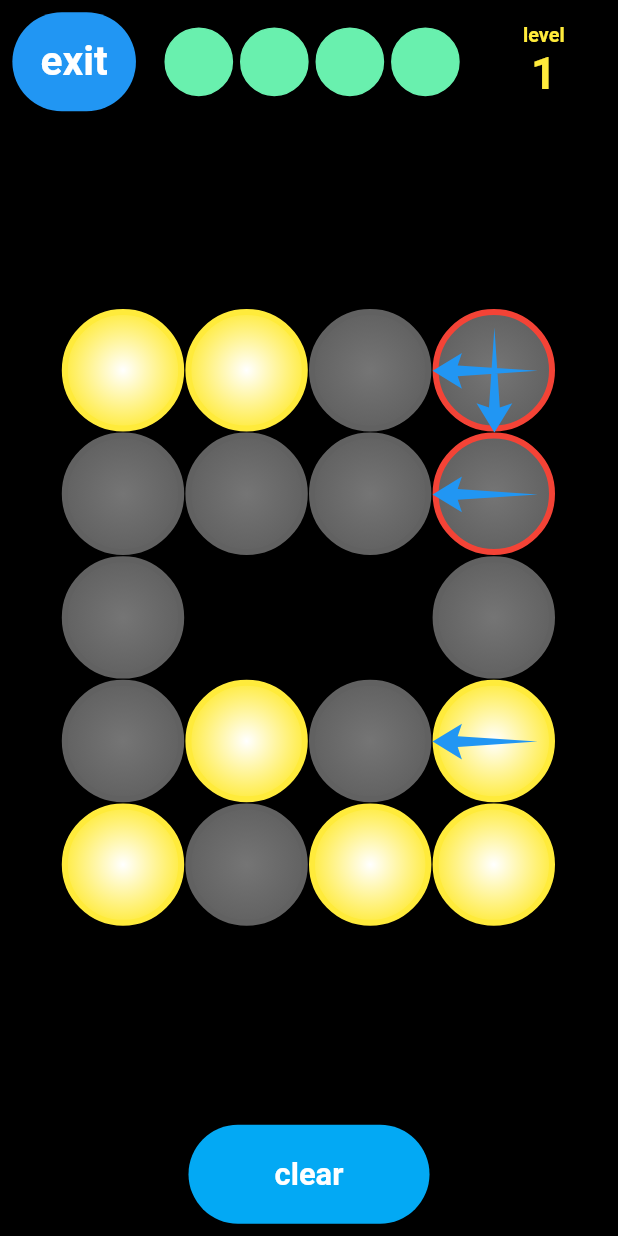
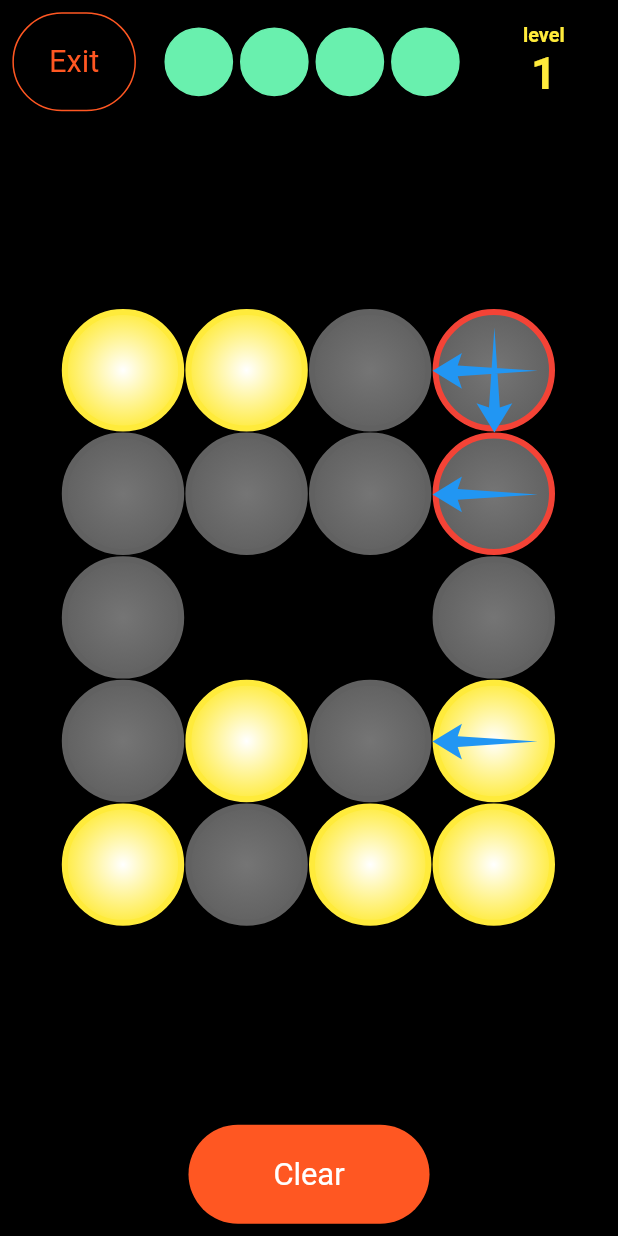
Before and after one commit to OrwellPuppy/Blinky_Bulb, a Flutter app: the screen it shows after launch, after a tap on "PROGRESSION", on a phone screen of 412 x 824 dp. Run offline on Flutter 3.47's test engine with Material 2 defaults, Android fonts, the light colour scheme and no system bars; our stand-ins replace shared_preferences; Roboto replaces fonts that are missing (roboto).

Commit message:
Worked on button styling

```diff
--- a/lib/bbgame.dart
+++ b/lib/bbgame.dart
@@ -39,7 +39,7 @@ class GameScreen extends StatelessWidget {
           double clueButtonWidth = constraints.maxWidth * .2;
           double sidePads = constraints.maxWidth * .02;
 
-          //text seize for 'back button' popup
+          //text size for 'back button' popup
           double textSizer =
               math.min(getHeight(context) * .01, getWidth(context) * .01);
           double largeFontSize = textSizer * 4 + 6;
@@ -132,17 +132,26 @@ class GameScreen extends StatelessWidget {
                                         mainAxisAlignment:
                                             MainAxisAlignment.spaceBetween,
                                         children: [
-                                          new MyButton(
-                                              exitButtonWidth,
-                                              1,
-                                              'exit',
-                                              topSize * .33,
-                                              0,
-                                              horzPads,
-                                              buttonTopPad,
-                                              buttonTopPad, () {
-                                            rMod.exitButtonAction(context);
-                                          }, false),
+                                          new Padding(
+                                              padding: EdgeInsets.only(
+                                                  left: 0,
+                                                  top: buttonTopPad,
+                                                  right: horzPads,
+                                                  bottom: buttonTopPad),
+                                              child: TextButton(
+                                                  style: TextButton.styleFrom(
+                                                    minimumSize: Size.fromWidth(
+                                                        exitButtonWidth),
+                                                    textStyle: TextStyle(
+                                                        fontSize: topSize / 4,
+                                                        fontWeight:
+                                                            FontWeight.w400),
+                                                  ),
+                                                  onPressed: () {
+                                                    rMod.exitButtonAction(
+                                                        context);
+                                                  },
+                                                  child: Text('Exit'))),
                                           Consumer<RoundModel>(
                                               builder: (context, upMod, child) {
                                             return SelectionsCounter(
@@ -220,35 +229,35 @@ class GameScreen extends StatelessWidget {
                                           MainAxisAlignment.spaceEvenly,
                                       children: [
                                         BottomButton(
-                                            topSize,
                                             clueButtonWidth,
                                             buttonTopPad,
                                             rMod.triggerClue,
-                                            'clue',
+                                            'Clue',
                                             true,
                                             upMod.clueA,
                                             'clueA',
-                                            upMod.clueARelease),
+                                            upMod.clueARelease,
+                                            topSize / 4),
                                         BottomButton(
-                                            topSize,
                                             clearButtonWidth,
                                             buttonTopPad,
                                             rMod.clearSelections,
-                                            'clear',
+                                            'Clear',
                                             true,
                                             true,
                                             'clear',
-                                            true),
+                                            true,
+                                            topSize / 4),
                                         BottomButton(
-                                            topSize,
                                             clueButtonWidth,
                                             buttonTopPad,
                                             rMod.triggerClue,
-                                            'clue',
+                                            'Clue',
                                             true,
                                             upMod.clueB,
                                             'clueB',
-                                            upMod.clueBRelease),
+                                            upMod.clueBRelease,
+                                            topSize / 4),
                                       ]);
                                 })))
                       ]))));
@@ -342,7 +351,6 @@ class SelectionsCounter extends StatelessWidget {
 }
 
 class BottomButton extends StatelessWidget {
-  final double height;
   final double width;
   final double buttPad;
   final Function runFunction;
@@ -353,9 +361,18 @@ class BottomButton extends StatelessWidget {
   final bool isEnabled;
   final String buttonID;
   final bool released;
+  final double bFontSize;
   static const double spacerPercent = 0.1; //percent of diameter
-  BottomButton(this.height, this.width, this.buttPad, this.runFunction,
-      this.bText, this.isVisible, this.isEnabled, this.buttonID, this.released);
+  BottomButton(
+      this.width,
+      this.buttPad,
+      this.runFunction,
+      this.bText,
+      this.isVisible,
+      this.isEnabled,
+      this.buttonID,
+      this.released,
+      this.bFontSize);
   @override
   Widget build(BuildContext context) {
     Widget customButton = Padding(
@@ -365,24 +382,22 @@ class BottomButton extends StatelessWidget {
           opacity: released ? 1 : 0,
           duration: const Duration(milliseconds: 600),
           child: ElevatedButton(
+            style: TextButton.styleFrom(
+                minimumSize: Size.fromWidth(width),
+                textStyle: TextStyle(fontSize: bFontSize)),
             onPressed: isEnabled
                 ? () {
                     runFunction(buttonID);
                   }
                 : null,
-              child: SizedBox(
-                  width: width,
-                  child: Center(
             child: Text(
               bText,
               style: TextStyle(
                 fontFamily: 'roboto',
-                        fontSize: height / 4,
-                        fontWeight: FontWeight.w600,
                 color: Colors.white,
               ),
             ),
-                  )))),
+          )),
     );
     return customButton;
   }
@@ -1492,12 +1507,10 @@ class RoundModel extends ChangeNotifier {
 }
 //*****************
 
-//make the clue button unavailable color match that of the submit button
-
-//convert all RawMaterialButtons to non-obsolete version
-//--make button styles uniform, including capitalization, color, etc
-//--go through and make all colors global or figure out theme colors?
-//--on win dialogue, make "save exit" smaller type button?
+//still need to fix/revise the Submit button for high scores to a ElevatedButton
+//make the clue button unavailable outline color still visible/standardized
+
+//on the main menu, make the win streak and level labels only show up if they're not =0
 
 //timer aesthetics
 //fix all the scope issues of provider
--- a/lib/main.dart
+++ b/lib/main.dart
@@ -21,12 +21,27 @@ void main() {
         title: 'Blinky Bulb',
         theme: ThemeData(
           primaryColor: Colors.pink,
+
           elevatedButtonTheme: ElevatedButtonThemeData(
               style: ElevatedButton.styleFrom(
+            textStyle: TextStyle(fontFamily: 'roboto'),
             padding: EdgeInsets.symmetric(horizontal: 0, vertical: 0),
             shape:
                 RoundedRectangleBorder(borderRadius: BorderRadius.circular(80)),
-            primary: Colors.lightBlue, // background color
+            primary: shadeA, // background color
+            onPrimary: Colors.white,
+            //textStyle:TextStyle(fontSize: 20, fontStyle: FontStyle.italic)
+          )),
+          textButtonTheme: TextButtonThemeData(
+              style: ElevatedButton.styleFrom(
+            textStyle: TextStyle(fontFamily: 'roboto'),
+            padding: EdgeInsets.symmetric(horizontal: 0, vertical: 0),
+            shape: RoundedRectangleBorder(
+                borderRadius: BorderRadius.circular(80),
+                side: BorderSide(width: 1, color: shadeA)),
+
+            //primary: Colors.deepOrange, // background color
+            onPrimary: shadeA,
             //textStyle:TextStyle(fontSize: 20, fontStyle: FontStyle.italic)
           )),
           //primarySwatch: Colors.blue,
@@ -92,7 +107,7 @@ class MenuScreen extends StatelessWidget {
                 buttonWidth = min(
                     constraints.maxWidth * .8, constraints.maxWidth * .5 + 200);
                 buttonTopPad = buttonHeight / 6;
-                buttonFontSize = buttonHeight * .35;
+                buttonFontSize = buttonHeight * .45;
                 buttonLeftPad = (constraints.maxWidth - buttonWidth) / 2;
               } else {
                 //horizontal
@@ -108,7 +123,7 @@ class MenuScreen extends StatelessWidget {
                         .8);
                 buttonTopPad = buttonHeight / 8;
                 buttonLeftPad = buttonWidth * .04;
-                buttonFontSize = buttonHeight * .35;
+                buttonFontSize = buttonHeight * .4;
               }
 
               Widget playLabel = Padding(
@@ -116,45 +131,53 @@ class MenuScreen extends StatelessWidget {
                     top: buttonTopPad * 2,
                     bottom: buttonTopPad,
                   ),
-                  child: Text('- play -'));
+                  child: Text('- play -',
+                      style: TextStyle(
+                          fontFamily: 'roboto',
+                          fontSize: buttonFontSize * .55,
+                          fontWeight: FontWeight.w400,
+                          color: Colors.yellow)));
               Widget infoLabel = Padding(
                   padding: EdgeInsets.only(
                     top: buttonTopPad * 2,
                     bottom: 0,
                   ),
-                  child: Text('- info -'));
+                  child: Text('- info -',
+                      style: TextStyle(
+                          fontFamily: 'roboto',
+                          fontSize: buttonFontSize * .55,
+                          fontWeight: FontWeight.w400,
+                          color: Colors.black)));
 
               Widget progressionButton = new ElevatedButton(
                   onPressed: () {
                     print('progression pressed');
                     Navigator.pushNamed(context, '/progression');
                   },
-                  child: SizedBox(
-                      width: buttonWidth,
-                      height: buttonHeight,
+                  style: ElevatedButton.styleFrom(
+                    minimumSize: Size(buttonWidth, buttonHeight),
+                  ),
                   child: Column(
                     mainAxisAlignment: MainAxisAlignment.center,
                     children: [
                       Text(
                         'PROGRESSION',
                         style: TextStyle(
-                              fontFamily: 'roboto',
                           fontSize: buttonFontSize,
-                              fontWeight: FontWeight.w600,
+                          fontWeight: FontWeight.w700,
                           color: Colors.white,
                         ),
                       ),
                       Text(
                         'level: ${sMod.progressionLevel}',
                         style: TextStyle(
-                              fontFamily: 'roboto',
-                              fontSize: buttonFontSize * .75,
-                              fontWeight: FontWeight.w600,
-                              color: Colors.white,
+                          fontSize: buttonFontSize * .55,
+                          fontWeight: FontWeight.w400,
+                          color: Colors.grey[350],
                         ),
                       )
                     ],
-                      )));
+                  ));
 
               Widget rouletteButton = new Padding(
                   padding: EdgeInsets.only(top: buttonTopPad),
@@ -163,9 +186,9 @@ class MenuScreen extends StatelessWidget {
                         print('roulette pressed');
                         Navigator.pushNamed(context, '/roulette');
                       },
-                      child: SizedBox(
-                          width: buttonWidth,
-                          height: buttonHeight,
+                      style: ElevatedButton.styleFrom(
+                        minimumSize: Size(buttonWidth, buttonHeight),
+                      ),
                       child: Column(
                         mainAxisAlignment: MainAxisAlignment.center,
                         children: [
@@ -174,7 +197,7 @@ class MenuScreen extends StatelessWidget {
                             style: TextStyle(
                               fontFamily: 'roboto',
                               fontSize: buttonFontSize,
-                                  fontWeight: FontWeight.w600,
+                              fontWeight: FontWeight.w700,
                               color: Colors.white,
                             ),
                           ),
@@ -182,37 +205,57 @@ class MenuScreen extends StatelessWidget {
                             'win streak: ${sMod.winStreak}',
                             style: TextStyle(
                               fontFamily: 'roboto',
-                                  fontSize: buttonFontSize * .75,
-                                  fontWeight: FontWeight.w600,
-                                  color: Colors.white,
+                              fontSize: buttonFontSize * .55,
+                              fontWeight: FontWeight.w400,
+                              color: Colors.grey[350],
                             ),
                           )
                         ],
-                          ))));
-              Widget scoresButton = new MyButton(
-                  buttonWidth,
-                  buttonHeight,
-                  'High Scores',
-                  buttonFontSize,
-                  buttonLeftPad,
-                  buttonLeftPad,
-                  buttonTopPad,
-                  0, () {
+                      )));
+
+              Widget howToButton = new Padding(
+                  padding: EdgeInsets.only(
+                    top: 0,
+                    left: buttonLeftPad,
+                    right: buttonLeftPad,
+                    bottom: buttonTopPad,
+                  ),
+                  child: TextButton(
+                    style: TextButton.styleFrom(
+                      minimumSize: Size(buttonWidth, buttonHeight / 1.35),
+                      textStyle: TextStyle(
+                        fontSize: buttonFontSize * .75,
+                        //fontWeight: FontWeight.w500,
+                      ),
+                    ),
+                    onPressed: () {
+                      print('HowToPlay press');
+                      Navigator.pushNamed(context, '/howToPlay');
+                    },
+                    child: const Text('How To Play'),
+                  ));
+
+              Widget scoresButton = new Padding(
+                  padding: EdgeInsets.only(
+                    top: 0,
+                    left: buttonLeftPad,
+                    right: buttonLeftPad,
+                    bottom: 0,
+                  ),
+                  child: TextButton(
+                    style: TextButton.styleFrom(
+                      minimumSize: Size(buttonWidth, buttonHeight / 1.35),
+                      textStyle: TextStyle(
+                        fontSize: buttonFontSize * .75,
+                        //    fontWeight: FontWeight.w500,
+                      ),
+                    ),
+                    onPressed: () {
                       print('High Scores pressed');
                       Navigator.pushNamed(context, '/highScores');
-              }, false);
-              Widget howToButton = new MyButton(
-                  buttonWidth,
-                  buttonHeight,
-                  'How To Play CLEAR DATA',
-                  buttonFontSize,
-                  buttonLeftPad,
-                  buttonLeftPad,
-                  buttonTopPad,
-                  0, () {
-                print('HowToPlay press');
-                Navigator.pushNamed(context, '/howToPlay');
-              }, false);
+                    },
+                    child: const Text('High Scores'),
+                  ));
 
               Widget myTitle = Center(
                   child: Container(
@@ -224,7 +267,7 @@ class MenuScreen extends StatelessWidget {
                         style: TextStyle(
                           fontFamily: 'roboto',
                           fontSize: titleFontSize,
-                          fontWeight: FontWeight.w600,
+                          fontWeight: FontWeight.w900,
                           color: Colors.yellow,
                         ),
                       )));
@@ -413,11 +456,11 @@ class ScoreScreen extends StatelessWidget {
           //Navigator.pushNamed(context, '/second');
         },
         label: Text(
-          'RETURN TO MENU',
+          'Return To Menu',
           //style: myStyle(buttonFontSize, 'buttonStyle')),
         ),
-        icon: Icon(Icons.arrow_back, color: Colors.brown),
-        backgroundColor: Colors.lightBlue,
+        icon: Icon(Icons.arrow_back, color: Colors.white),
+        backgroundColor: shadeA,
       ),
     ));
   }
```
Also changed, not shown: lib/globals.dart (+6 -3 lines), lib/transition.dart (+61 -35 lines), 1 other file. Lines whose indentation alone changed are shown as unchanged.
